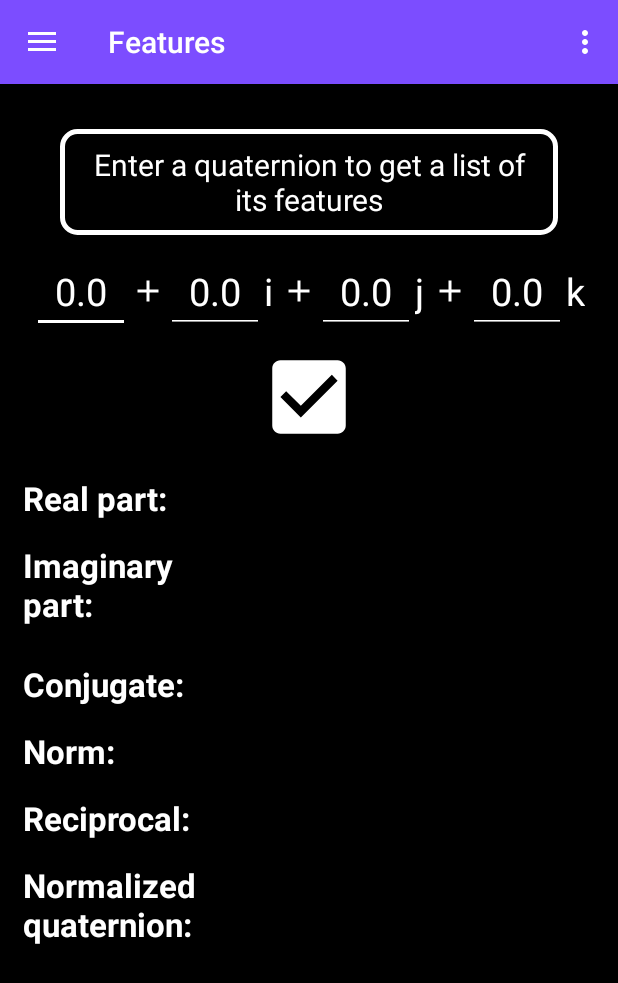
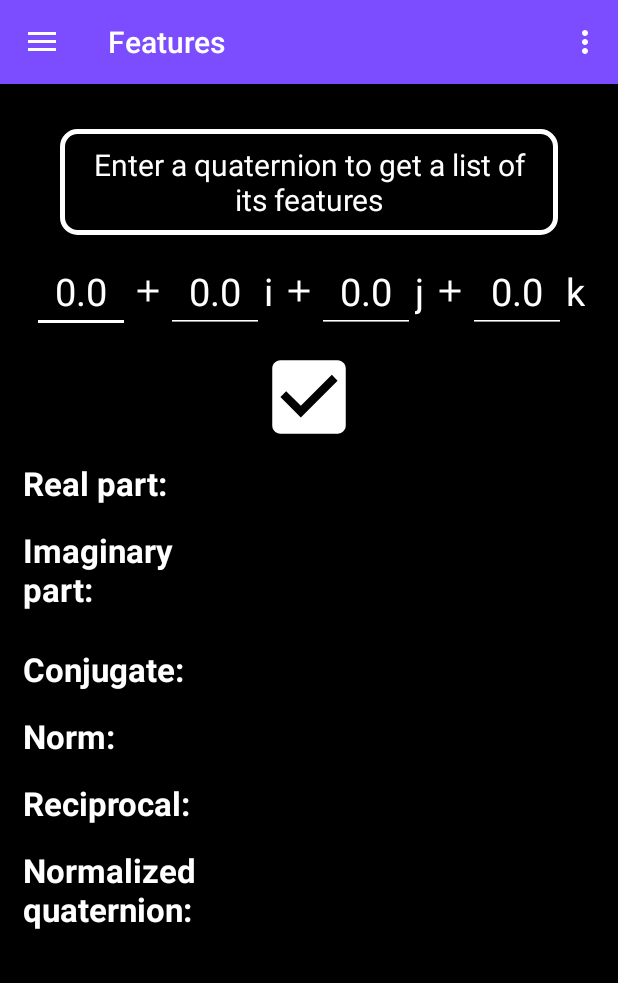
Before and after one commit to lenaaa-l/Quaternion-Calculator, an Android app: the screen it shows after launch (MainActivity), in the side drawer, after a tap on "Features", on a phone screen of 412 x 824 dp. Shown: the top 983 px of the screen. Run offline under Robolectric (Android 15) with nearby library versions, the phone set to English and light mode, and no system bars; our stand-ins replace navigation-ui; Roboto replaces fonts that are not available here.

Commit message:
Minor layout changes

```diff
--- a/app/src/main/res/layout/fragment_features.xml
+++ b/app/src/main/res/layout/fragment_features.xml
@@ -161,7 +161,7 @@
         android:orientation="horizontal"
         android:layout_marginRight="15dp"
         android:layout_marginLeft="15dp"
-        android:layout_marginTop="20dp">
+        android:layout_marginTop="10dp">
 
         <TextView
             android:layout_width="120dp"
@@ -169,7 +169,7 @@
             android:text="@string/real_part"
             android:textColor="@android:color/white"
             android:textSize="22sp"
-            android:textStyle="bold"/>
+            android:textStyle="bold" />
 
         <TextView
             android:id="@+id/real_part_features"
```
